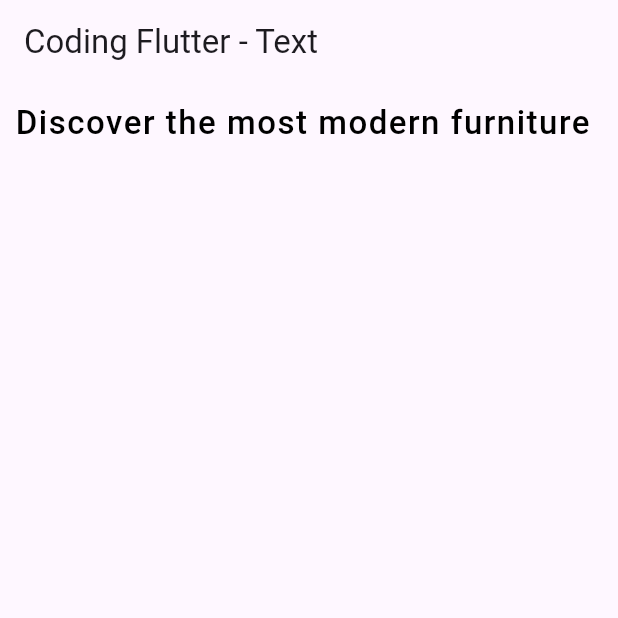
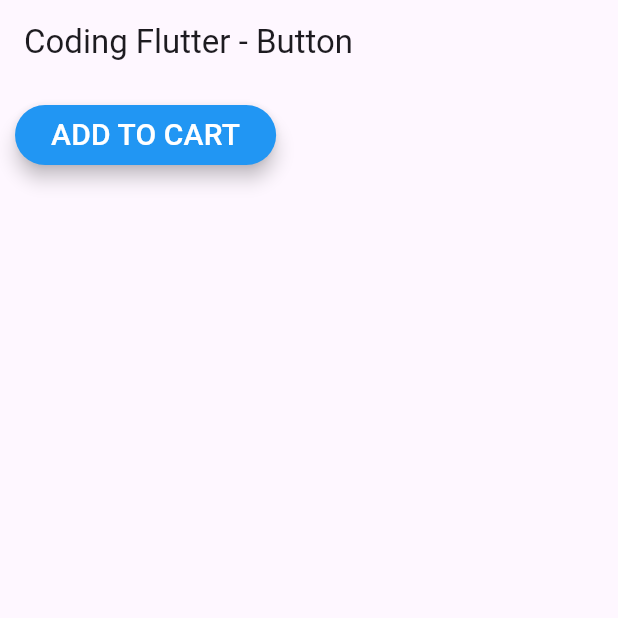
Before and after one commit to khanifzyen/project_pertama, a Flutter app: the screen it shows after launch, on a phone screen of 412 x 824 dp, the top half of it. Run offline on Flutter 3.47's test engine with Material 3 defaults, Android fonts, the light colour scheme and no system bars.

Commit message:
add button

```diff
--- /dev/null
+++ b/lib/lessons/button.dart
@@ -0,0 +1,35 @@
+import 'package:flutter/material.dart';
+
+class MyButton extends StatelessWidget {
+  const MyButton({super.key});
+
+  @override
+  Widget build(BuildContext context) {
+    return Scaffold(
+      appBar: AppBar(
+        title: const Text("Coding Flutter - Button"),
+      ),
+      body: Container(
+        padding: const EdgeInsets.all(10.0),
+        child: ElevatedButton(
+          onPressed: () {},
+          style: ElevatedButton.styleFrom(
+            backgroundColor: Colors.blue,
+            shape: RoundedRectangleBorder(
+              borderRadius: BorderRadius.circular(20.0),
+            ),
+            shadowColor: Colors.grey[20],
+            elevation: 5.0,
+          ),
+          child: Text(
+            "Add To Cart".toUpperCase(),
+            style: const TextStyle(
+                fontSize: 20.0,
+                fontWeight: FontWeight.w500,
+                color: Colors.white),
+          ),
+        ),
+      ),
+    );
+  }
+}
--- a/lib/main.dart
+++ b/lib/main.dart
@@ -1,4 +1,5 @@
 import 'package:flutter/material.dart';
+import 'package:project_pertama/lessons/button.dart';
 import 'package:project_pertama/lessons/container.dart';
 import 'package:project_pertama/lessons/scaffold.dart';
 import 'package:project_pertama/lessons/text.dart';
@@ -19,7 +20,7 @@ class MyApp extends StatelessWidget {
         colorScheme: ColorScheme.fromSeed(seedColor: Colors.deepPurple),
         useMaterial3: true,
       ),
-      home: const MyText(),
+      home: const MyButton(),
     );
   }
 }
```
